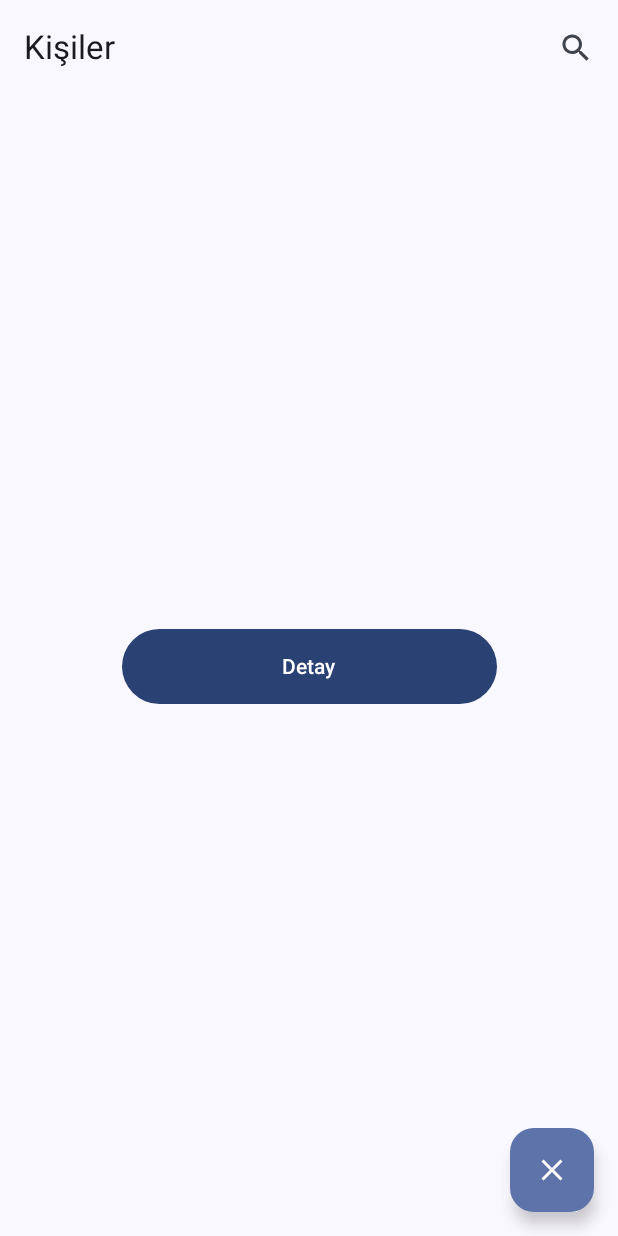
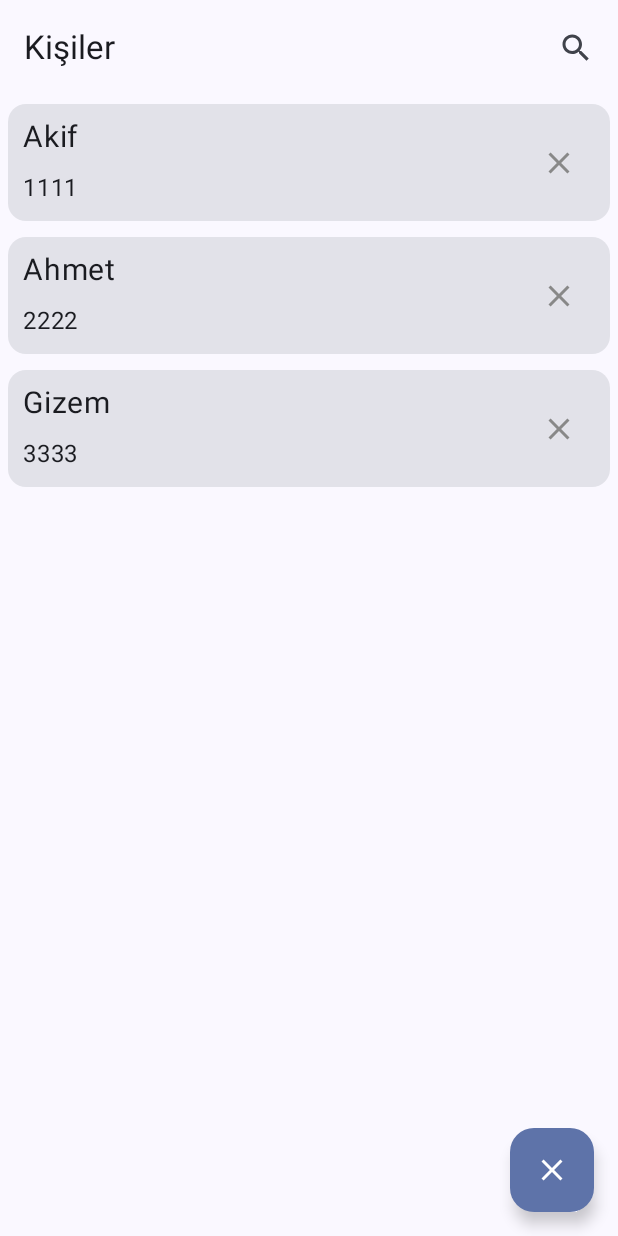
Before and after one commit to MASalmanss/ContactAppJetPackCompose, an Android app built with Jetpack Compose: the screen it shows after launch (MainActivity), on a phone screen of 412 x 824 dp. Run offline under Robolectric (Android 15) with nearby library versions, the phone set to English and light mode, and no system bars.

Commit message:
App's first version is complicated.

```diff
--- a/contactApp/app/src/main/java/com/example/contactappjetpackcompose/uix/view/Anasayfa.kt
+++ b/contactApp/app/src/main/java/com/example/contactappjetpackcompose/uix/view/Anasayfa.kt
@@ -1,32 +1,23 @@
 package com.example.contactappjetpackcompose.uix.view
 
-import androidx.compose.foundation.layout.Arrangement
-import androidx.compose.foundation.layout.Column
-import androidx.compose.foundation.layout.fillMaxSize
-import androidx.compose.foundation.layout.padding
-import androidx.compose.foundation.layout.size
-import androidx.compose.material3.Button
-import androidx.compose.material3.ExperimentalMaterial3Api
-import androidx.compose.material3.FloatingActionButton
-import androidx.compose.material3.Icon
-import androidx.compose.material3.IconButton
-import androidx.compose.material3.Scaffold
-import androidx.compose.material3.Text
-import androidx.compose.material3.TopAppBar
-import androidx.compose.runtime.Composable
-import androidx.compose.runtime.getValue
-import androidx.compose.runtime.mutableStateOf
-import androidx.compose.runtime.remember
-import androidx.compose.runtime.setValue
+import androidx.compose.foundation.clickable
+import androidx.compose.foundation.layout.*
+import androidx.compose.foundation.lazy.LazyColumn
+import androidx.compose.foundation.lazy.items
+import androidx.compose.material3.*
+import androidx.compose.runtime.*
 import androidx.compose.ui.Alignment
 import androidx.compose.ui.Modifier
+import androidx.compose.ui.graphics.Color
 import androidx.compose.ui.res.painterResource
 import androidx.compose.ui.tooling.preview.Preview
 import androidx.compose.ui.unit.dp
+import androidx.compose.ui.unit.sp
 import androidx.navigation.NavController
 import com.example.contactappjetpackcompose.R
 import com.example.contactappjetpackcompose.data.entity.Kisiler
 import com.google.gson.Gson
+import kotlinx.coroutines.launch
 
 @OptIn(ExperimentalMaterial3Api::class)
 @Composable
@@ -34,6 +25,25 @@ fun AnaSayfa(navController: NavController) {
 
     var aramaYapiliyorMu by remember { mutableStateOf(false) }
     var tf by remember { mutableStateOf("") }
+    var kisilerListesi by remember { mutableStateOf(listOf<Kisiler>()) }
+    val scope = rememberCoroutineScope()
+    val snackbarHostState = remember { SnackbarHostState() }
+
+    // Başlangıçta örnek veri eklenmesi için
+    LaunchedEffect(key1 = 1) {
+        val k1 = Kisiler(1, "Akif", "1111")
+        val k2 = Kisiler(2, "Ahmet", "2222")
+        val k3 = Kisiler(3, "Gizem", "3333")
+        kisilerListesi = kisilerListesi + k1 + k2 + k3
+    }
+
+    fun ara(aramaKelimesi: String) {
+        // Arama işlemi buraya
+    }
+
+    fun sil(silinecekKisi: Kisiler) {
+        kisilerListesi = kisilerListesi.filter { it.kisi_id != silinecekKisi.kisi_id }
+    }
 
     Scaffold(
         topBar = {
@@ -69,24 +79,52 @@ fun AnaSayfa(navController: NavController) {
                     )
                 }
             )
+        },
+        snackbarHost = {
+            SnackbarHost(hostState = snackbarHostState)
         }
     ) { innerPadding ->
-        Column(
+        LazyColumn(
             modifier = Modifier
+                .padding(innerPadding)
                 .fillMaxSize()
-                .padding(innerPadding),
-            verticalArrangement = Arrangement.SpaceEvenly,
-            horizontalAlignment = Alignment.CenterHorizontally
         ) {
-            Button(
-                modifier = Modifier.size(250.dp, 50.dp),
-                onClick = {
-                    val kisi = Kisiler(1, "Ahmet", "1111")
-                    val kisiJson = Gson().toJson(kisi)
-                    navController.navigate("KisiDetaySayfa/$kisiJson")
+            items(kisilerListesi) { kisi ->
+                Card(
+                    modifier = Modifier
+                        .padding(5.dp)
+                        .fillMaxWidth()
+                        .clickable {
+                            val kisiJson = Gson().toJson(kisi)
+                            navController.navigate("KisiDetaySayfa/$kisiJson")
+                        }
+                ) {
+                    Row(
+                        modifier = Modifier
+                            .fillMaxWidth()
+                            .padding(10.dp),
+                        verticalAlignment = Alignment.CenterVertically,
+                        horizontalArrangement = Arrangement.SpaceBetween
+                    ) {
+                        Column {
+                            Text(text = kisi.kisi_ad, fontSize = 20.sp)
+                            Spacer(modifier = Modifier.size(10.dp))
+                            Text(text = kisi.kisi_tel)
+                        }
+                        IconButton(onClick = {
+                            scope.launch {
+                                sil(kisi) // Kişiyi listeden sil
+                                snackbarHostState.showSnackbar("${kisi.kisi_ad} silindi.")
+                            }
+                        }) {
+                            Icon(
+                                painter = painterResource(R.drawable.kapa_resim_24),
+                                contentDescription = "Sil",
+                                tint = Color.Gray
+                            )
+                        }
+                    }
                 }
-            ) {
-                Text(text = "Detay")
             }
         }
     }
```
